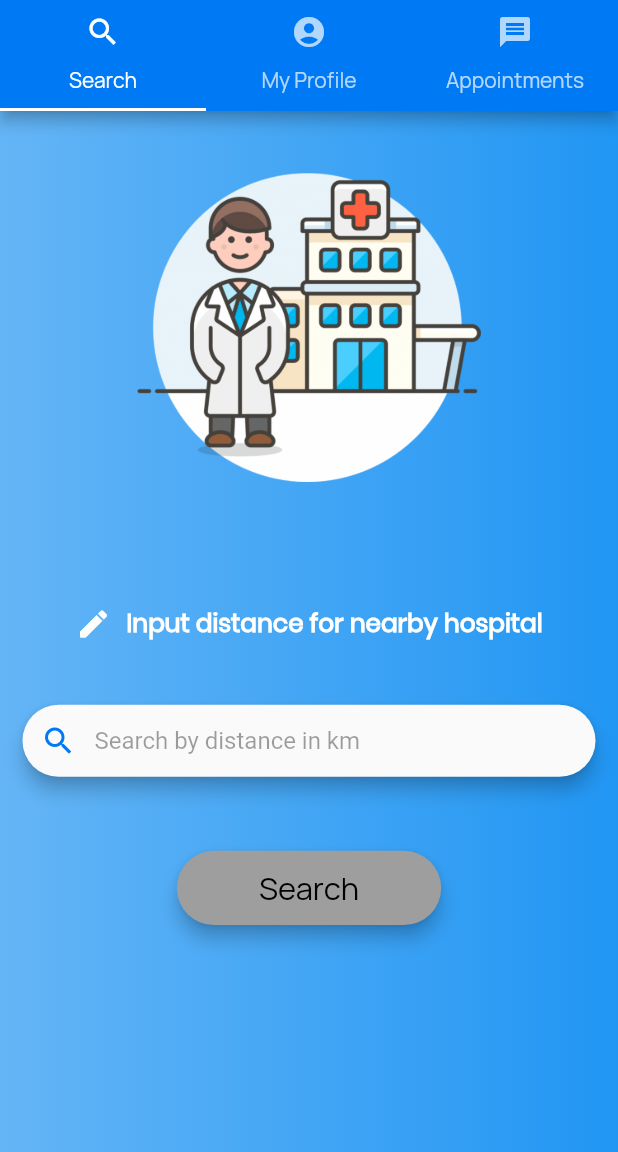
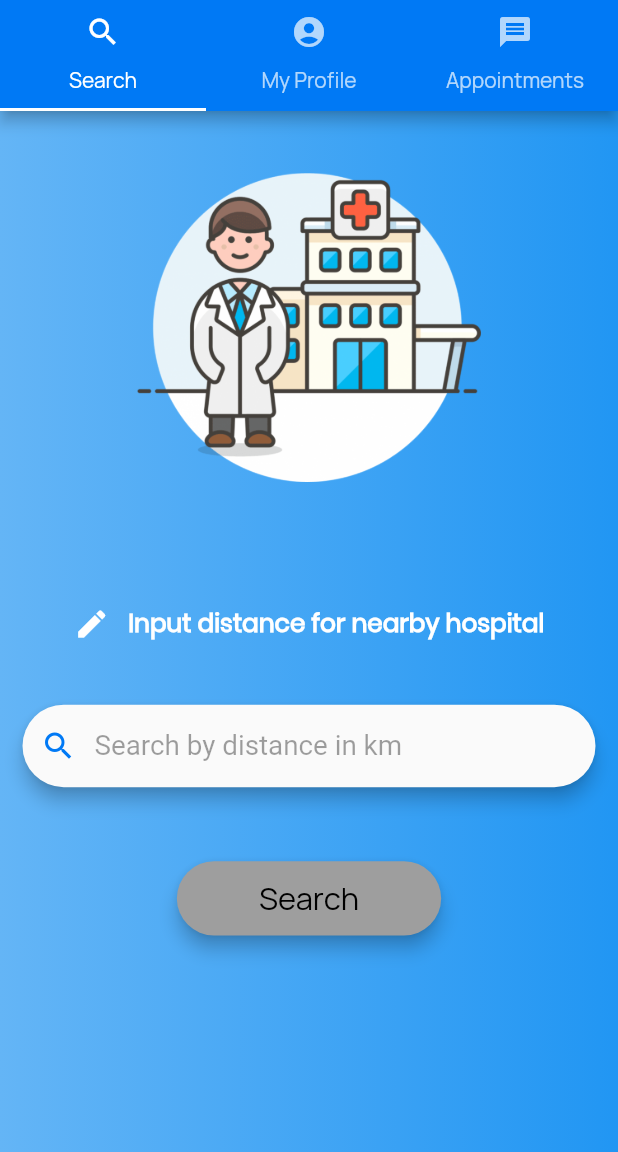
Before and after one commit to saarthak08/Hospitality-MobileClient, a Flutter app: the HomeScreen screen opened by its route, on a phone screen of 412 x 824 dp, the part 84-1236 px from its top. Run offline on Flutter 3.47's test engine with Material 2 defaults, Android fonts, the phone set to English and light mode, and no system bars; our stand-ins replace fluttertoast, google_maps_flutter, location, shared_preferences, sliding_up_panel; accounts and stored records are empty.

Commit message:
code refactor

```diff
--- a/lib/src/app.dart
+++ b/lib/src/app.dart
@@ -1,11 +1,11 @@
 import 'package:flutter/material.dart';
 import 'package:hospitality/src/providers/currrent_hospital_on_map_provider.dart';
-import 'package:hospitality/src/screens/hospital_info.dart';
+import 'package:hospitality/src/screens/hospital_info_screen.dart';
 import 'package:hospitality/src/providers/hospital_list_provider.dart';
 import 'package:hospitality/src/providers/location_provider.dart';
 import 'package:hospitality/src/providers/user_profile_provider.dart';
 import 'package:hospitality/src/screens/auth_screen.dart';
-import 'package:hospitality/src/screens/home_screen.dart';
+import 'package:hospitality/src/screens/user_home_screen.dart';
 import 'package:hospitality/src/screens/splash_screen.dart';
 import 'package:hospitality/src/screens/map_screen.dart';
 import 'package:provider/provider.dart';
@@ -40,7 +40,7 @@ class MyApp extends StatelessWidget {
           '/info': (BuildContext context) => HospitalInfo(),
           '/home': (BuildContext context) => HomeScreen(),
           '/auth': (BuildContext context) => AuthScreen(),
-          '/map': (BuildContext context) => MapSample(),
+          '/map': (BuildContext context) => MapView(),
         },
       ),
     );
--- a/lib/src/screens/auth_screen.dart
+++ b/lib/src/screens/auth_screen.dart
@@ -1,9 +1,9 @@
 import 'package:flutter/material.dart';
 import 'package:hospitality/src/providers/currrent_hospital_on_map_provider.dart';
-import 'package:hospitality/src/screens/hospital_dashboard.dart';
+import 'package:hospitality/src/screens/hospital_home_screen.dart';
 import 'package:hospitality/src/models/user.dart';
 import 'package:hospitality/src/providers/user_profile_provider.dart';
-import 'package:hospitality/src/screens/home_screen.dart';
+import 'package:hospitality/src/screens/user_home_screen.dart';
 import 'package:hospitality/src/widgets/bouncy_page_animation.dart';
 import "dart:convert";
 import 'package:http/http.dart' show Response;
--- a/lib/src/screens/search_hospital_screen.dart
+++ b/lib/src/screens/search_hospital_screen.dart
@@ -48,12 +48,17 @@ class _SearchHospitalScreenState extends State<SearchHospitalScreen> {
     return GestureDetector(
         onTap: () {
           FocusScope.of(context).requestFocus(FocusNode());
+          controller.animateTo(
+            0,
+            curve: Curves.easeOut,
+            duration: const Duration(milliseconds: 300),
+          );
         },
         child: SingleChildScrollView(
           controller: controller,
           child: Container(
-            height: getViewportHeight(context),
-            width: getViewportWidth(context),
+            height: viewportHeight,
+            width: viewportWidth,
             decoration: BoxDecoration(
               gradient: LinearGradient(
                   colors: [Colors.blue.shade300, Colors.blue.shade500]),
@@ -61,14 +66,13 @@ class _SearchHospitalScreenState extends State<SearchHospitalScreen> {
             child: Column(
               children: <Widget>[
                 Container(
-                  margin:
-                      EdgeInsets.only(top: getViewportHeight(context) * 0.05),
-                  height: getDeviceHeight(context) * 0.25,
-                  width: getDeviceWidth(context) * 0.8,
+                  margin: EdgeInsets.only(top: viewportHeight * 0.05),
+                  height: viewportHeight * 0.25,
+                  width: viewportWidth * 0.8,
                   child: Image.asset('assets/img/hosp_doc.png'),
                 ),
                 SizedBox(
-                  height: getViewportHeight(context) * 0.1,
+                  height: viewportHeight * 0.1,
                 ),
                 Row(
                   mainAxisAlignment: MainAxisAlignment.center,
@@ -77,22 +81,22 @@ class _SearchHospitalScreenState extends State<SearchHospitalScreen> {
                       Icons.edit,
                       color: Colors.white,
                     ),
-                    SizedBox(width: 10),
+                    SizedBox(width: viewportWidth*0.03),
                     Text(
                       'Input distance for nearby hospital',
                       style: TextStyle(
                           fontWeight: FontWeight.bold,
                           fontFamily: "Poppins",
-                          fontSize: getViewportWidth(context) * 0.04,
+                          fontSize: viewportWidth * 0.04,
                           color: Colors.white),
                     ),
                   ],
                 ),
                 SizedBox(
-                  height: getDeviceHeight(context) * 0.05,
+                  height: viewportHeight * 0.05,
                 ),
                 Padding(
-                  padding: const EdgeInsets.symmetric(horizontal: 15),
+                  padding: const EdgeInsets.symmetric(horizontal:15),
                   child: Material(
                     elevation: 5.0,
                     borderRadius: BorderRadius.all(Radius.circular(30)),
@@ -101,7 +105,7 @@ class _SearchHospitalScreenState extends State<SearchHospitalScreen> {
                       child: TextFormField(
                         onTap: () {
                           controller.animateTo(
-                            getViewportHeight(context) * 0.2,
+                            viewportHeight * 0.2,
                             curve: Curves.easeOut,
                             duration: const Duration(milliseconds: 300),
                           );
@@ -111,7 +115,7 @@ class _SearchHospitalScreenState extends State<SearchHospitalScreen> {
                         decoration: InputDecoration(
                           hintText: "Search by distance in km",
                           hintStyle:
-                              TextStyle(color: Colors.black38, fontSize: 16),
+                              TextStyle(color: Colors.black38, fontSize: viewportWidth*0.045),
                           prefixIcon: IconButton(
                               icon: Icon(
                                 Icons.search,
@@ -125,7 +129,7 @@ class _SearchHospitalScreenState extends State<SearchHospitalScreen> {
                               }),
                           border: InputBorder.none,
                           contentPadding: EdgeInsets.symmetric(
-                              horizontal: 25, vertical: 13),
+                              horizontal: viewportWidth*0.05, vertical: viewportHeight*0.02),
                         ),
                         keyboardType: TextInputType.phone,
                         onChanged: (String value) {
@@ -156,7 +160,7 @@ class _SearchHospitalScreenState extends State<SearchHospitalScreen> {
                     ),
                   ),
                 ),
-                SizedBox(height: getViewportHeight(context) * 0.06),
+                SizedBox(height: viewportHeight * 0.06),
                 RaisedButton(
                   elevation: 5,
                   shape: RoundedRectangleBorder(
@@ -164,8 +168,8 @@ class _SearchHospitalScreenState extends State<SearchHospitalScreen> {
                   splashColor: isButtonEnabled ? Colors.blue : null,
                   color: isButtonEnabled ? Colors.white : Colors.grey,
                   child: Container(
-                    width: getViewportWidth(context) * 0.35,
-                    height: getViewportHeight(context) * 0.06,
+                    width: viewportWidth * 0.35,
+                    height: viewportHeight * 0.06,
                     alignment: Alignment.center,
                     child: Text(
                       'Search',
@@ -175,7 +179,7 @@ class _SearchHospitalScreenState extends State<SearchHospitalScreen> {
                             ? Theme.of(context).primaryColor
                             : Colors.black,
                         fontFamily: "Manrope",
-                        fontSize: getViewportHeight(context) * 0.025,
+                        fontSize: viewportHeight * 0.025,
                       ),
                     ),
                   ),
@@ -244,7 +248,7 @@ class _SearchHospitalScreenState extends State<SearchHospitalScreen> {
             } else {
               hospitalListProvider.setHospitalLists = hospitals;
               Navigator.pop(context);
-              Navigator.push(context, BouncyPageRoute(widget: MapSample()));
+              Navigator.push(context, BouncyPageRoute(widget: MapView()));
             }
           } else if (value.statusCode == 404) {
             Navigator.pop(context);
--- a/lib/src/screens/splash_screen.dart
+++ b/lib/src/screens/splash_screen.dart
@@ -1,6 +1,6 @@
 import 'package:flutter/material.dart';
-import 'package:hospitality/src/screens/home_screen.dart';
-import 'package:hospitality/src/screens/hospital_dashboard.dart';
+import 'package:hospitality/src/screens/user_home_screen.dart';
+import 'package:hospitality/src/screens/hospital_home_screen.dart';
 import 'package:hospitality/src/widgets/bouncy_page_animation.dart';
 import 'package:shared_preferences/shared_preferences.dart';
 import 'package:hospitality/src/resources/network/network_repository.dart';
--- a/lib/src/screens/home_screen.dart
+++ b/lib/src/screens/user_home_screen.dart
@@ -3,7 +3,7 @@ import 'package:hospitality/src/helpers/dimensions.dart';
 import 'package:hospitality/src/providers/hospital_list_provider.dart';
 import 'package:hospitality/src/providers/location_provider.dart';
 import 'package:hospitality/src/screens/search_hospital_screen.dart';
-import 'package:hospitality/src/screens/user_profile.dart';
+import 'package:hospitality/src/screens/user_profile_screen.dart';
 import 'package:provider/provider.dart';
 import '../helpers/dimensions.dart';
 
```
Also changed, not shown: lib/src/screens/map_screen.dart (+15 -12 lines), lib/src/screens/hospital_home_screen.dart (renamed from lib/src/screens/hospital_dashboard.dart), lib/src/screens/hospital_info_screen.dart (renamed from lib/src/screens/hospital_info.dart), lib/src/screens/user_profile_screen.dart (renamed from lib/src/screens/user_profile.dart).
